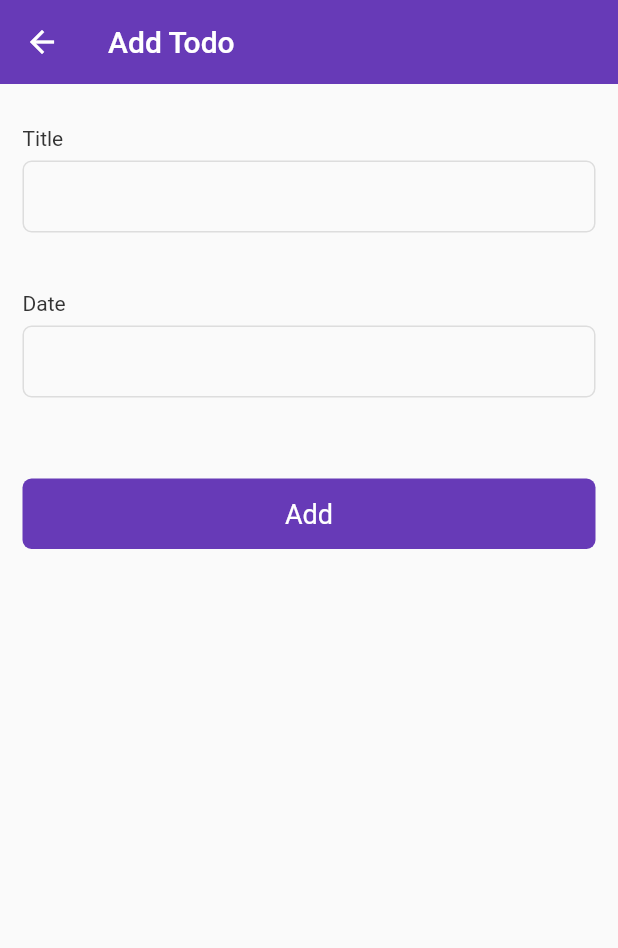
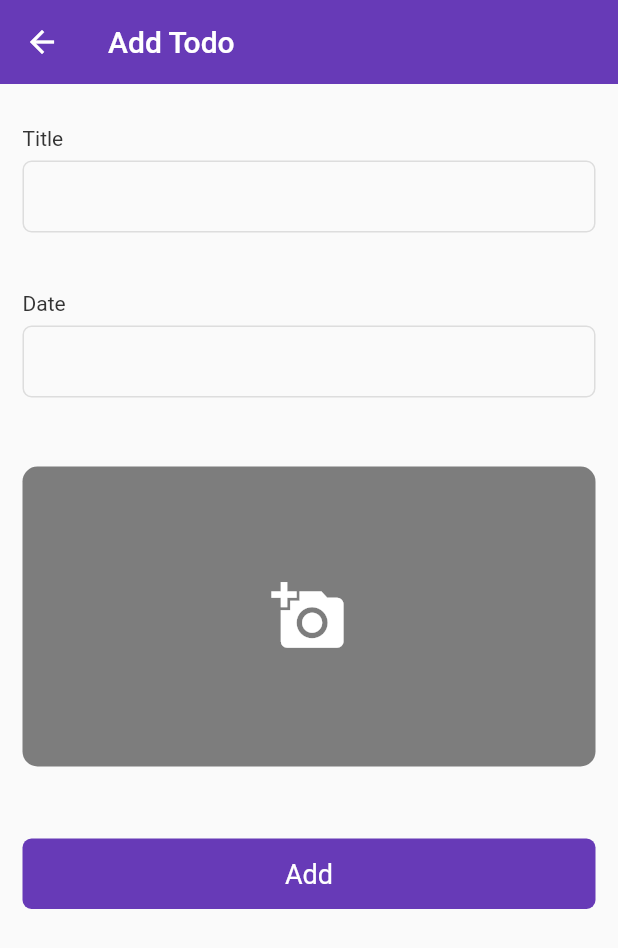
Before and after one commit to loicgeek/todo_fire, a Flutter app: the AddTodo screen opened directly, after a tap on "Add", on a phone screen of 412 x 824 dp. Shown: the top 948 px of the screen. Run offline on Flutter 3.47's test engine with Material 2 defaults, Android fonts, the phone set to English and light mode, and no system bars; drawn by our look-alikes of datetime_picker_formfield; our stand-ins replace cloud_firestore, firebase_auth, firebase_core, firebase_storage, image_picker, loading_indicator; accounts and stored records are empty.

Commit message:
added image to todo

```diff
--- a/lib/todos/models/todo_model.dart
+++ b/lib/todos/models/todo_model.dart
@@ -3,12 +3,14 @@ class TodoModel {
   late String title;
   late bool done;
   late String userId;
+  String? imageUrl;
   DateTime? dueDate;
   TodoModel({
     this.id,
     required this.title,
     this.done = false,
     this.dueDate,
+    this.imageUrl,
     required this.userId,
   });
   factory TodoModel.fromJson(Map<String, dynamic> json) {
@@ -17,6 +19,7 @@ class TodoModel {
       id: json['id'],
       done: json["done"],
       userId: json["userId"],
+      imageUrl: json["imageUrl"],
       dueDate: json["dueDate"] != null ? DateTime.parse(json["dueDate"]) : null,
     );
   }
@@ -26,6 +29,7 @@ class TodoModel {
       id: id ?? this.id,
       done: done,
       dueDate: dueDate,
+      imageUrl: imageUrl,
       userId: userId,
     );
   }
@@ -36,6 +40,7 @@ class TodoModel {
       "title": title,
       "done": done,
       "userId": userId,
+      "imageUrl": imageUrl,
       "dueDate": dueDate != null ? dueDate!.toIso8601String() : null,
     };
   }
--- a/lib/todos/screens/add_todo.dart
+++ b/lib/todos/screens/add_todo.dart
@@ -1,9 +1,12 @@
 import 'dart:developer';
+import 'dart:io';
 
 import 'package:firebase_auth/firebase_auth.dart';
 import 'package:flutter/material.dart';
+import 'package:image_picker/image_picker.dart';
 import 'package:intl/intl.dart';
 import 'package:todo_fire/app/loaders/app_loader.dart';
+import 'package:todo_fire/app/utils/firebase_utils.dart';
 import 'package:todo_fire/app/widgets/app_button.dart';
 import 'package:todo_fire/app/widgets/app_date_input.dart';
 import 'package:todo_fire/app/widgets/app_input.dart';
@@ -24,6 +27,7 @@ class _AddTodoState extends State<AddTodo> {
   late TodosService _todosService;
   User user = FirebaseAuth.instance.currentUser!;
   LoaderController _loader = AppLoader.bounce();
+  File? _localImage;
 
   @override
   void initState() {
@@ -53,18 +57,59 @@ class _AddTodoState extends State<AddTodo> {
           SizedBox(
             height: 40,
           ),
+          GestureDetector(
+            onTap: () async {
+              final ImagePicker _picker = ImagePicker();
+              // Pick an image
+              final XFile? image =
+                  await _picker.pickImage(source: ImageSource.gallery);
+              if (image != null) {
+                _localImage = File(image.path);
+                setState(() {});
+              }
+            },
+            child: Container(
+              height: 200,
+              width: MediaQuery.of(context).size.width,
+              decoration: BoxDecoration(
+                image: _localImage != null
+                    ? DecorationImage(
+                        image: FileImage(_localImage!),
+                        fit: BoxFit.cover,
+                      )
+                    : null,
+                borderRadius: BorderRadius.circular(10),
+                color: Colors.black.withOpacity(.5),
+              ),
+              child: Icon(
+                Icons.add_a_photo,
+                color: Colors.white,
+                size: 50,
+              ),
+            ),
+          ),
+          SizedBox(
+            height: 40,
+          ),
           AppButton(
             text: "Add",
             onTap: () async {
               try {
                 _loader.open(context);
+                String? imageUrl;
+                if (_localImage != null) {
+                  imageUrl = await uploadImageToFirebase(_localImage!);
+                }
                 await _todosService.addTodo(
                   title: _titleController.text,
                   userId: user.uid,
+                  imageUrl: imageUrl,
                   dueDate: DateFormat('dd/MM/y').parse(_dateController.text),
                 );
                 _titleController.clear();
                 _dateController.clear();
+                _localImage = null;
+                setState(() {});
                 _loader.close();
               } catch (e) {
                 _loader.close();
--- a/lib/todos/screens/todos_service.dart
+++ b/lib/todos/screens/todos_service.dart
@@ -20,15 +20,16 @@ class TodosService {
     );
   }
 
-  addTodo({
-    required String title,
-    DateTime? dueDate,
-    required String userId,
-  }) async {
+  addTodo(
+      {required String title,
+      DateTime? dueDate,
+      required String userId,
+      String? imageUrl}) async {
     TodoModel todo = TodoModel(
       title: title,
       dueDate: dueDate,
       userId: userId,
+      imageUrl: imageUrl,
     );
     return await todos.add(todo);
   }
--- a/pubspec.yaml
+++ b/pubspec.yaml
@@ -40,6 +40,8 @@ dependencies:
   datetime_picker_formfield: ^2.0.0
   intl: ^0.17.0
   cloud_firestore: ^3.1.10
+  firebase_storage: ^10.2.9
+  image_picker: ^0.8.4+11
 
 dev_dependencies:
   flutter_test:
```
Also changed, not shown: lib/app/utils/firebase_utils.dart (added, +10 -0 lines), lib/todos/screens/todos_list.dart (+26 -4 lines), pubspec.lock, 1 other file.
